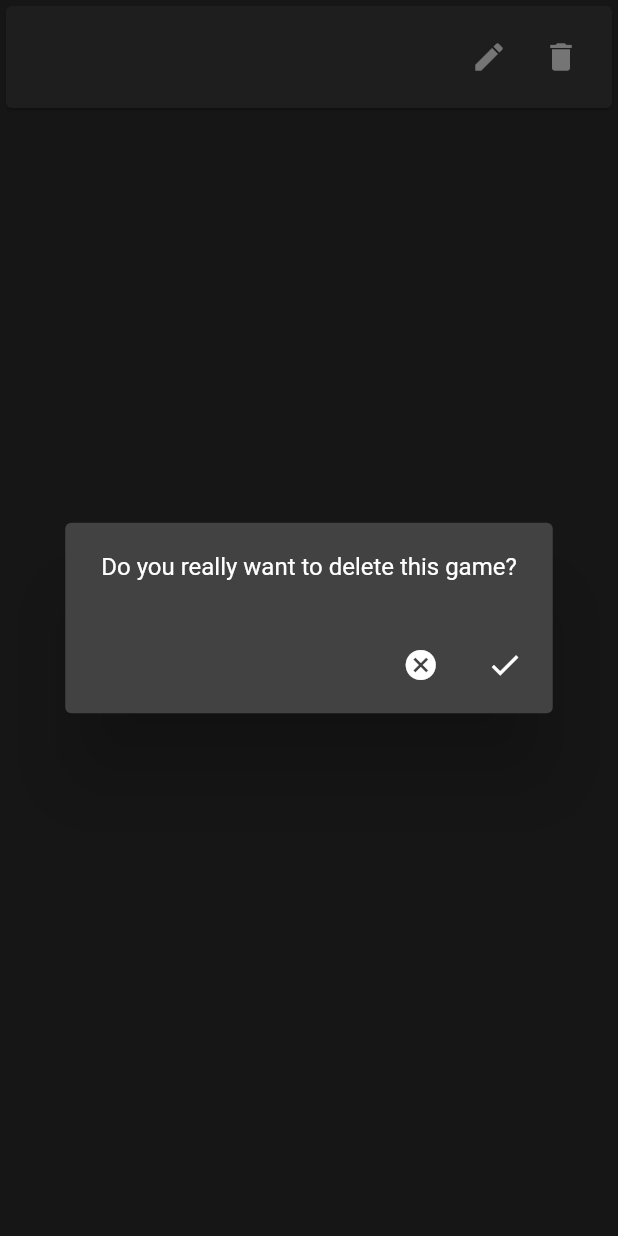
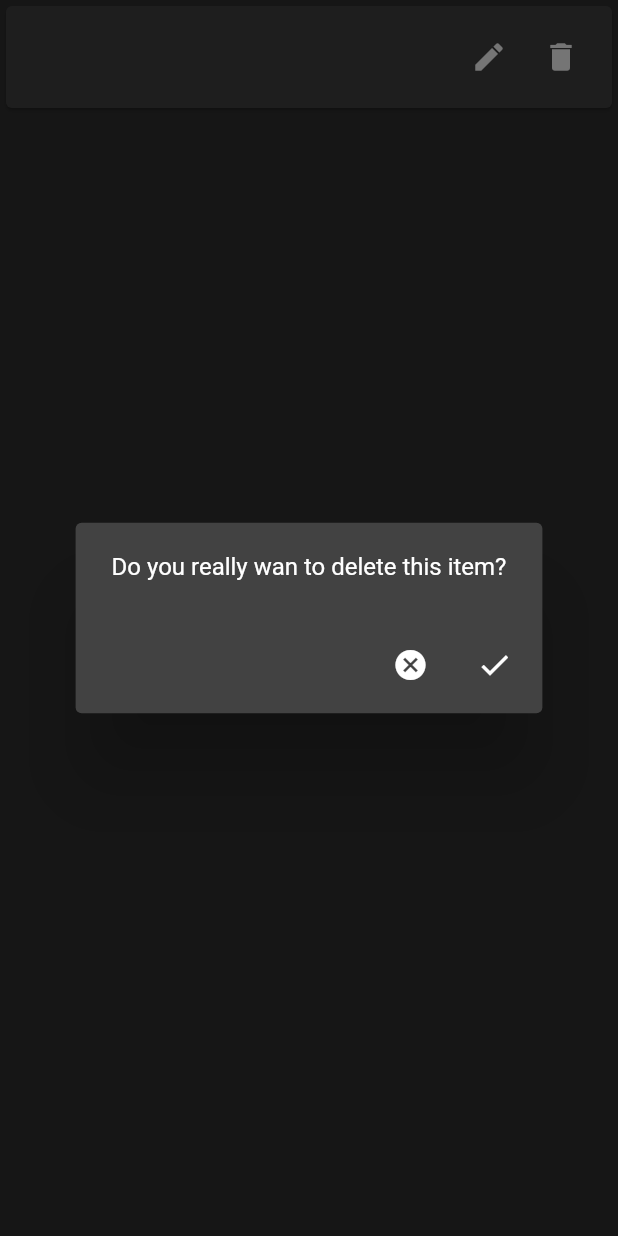
Before and after one commit to A360JMaxxgamer/boardgame_companion, a Flutter app: the GameCard widget shown alone on an empty page, opened directly with empty values, after a tap on the "delete" icon, on a phone screen of 412 x 824 dp. Run offline on Flutter 3.47's test engine with Material 2 defaults, Android fonts, the phone set to English and light mode, and no system bars; our stand-ins replace rxdart, sembast.

Commit message:
extract widget for an item action bar

```diff
--- a/src/boardgame_companion/lib/widgets/game_card.dart
+++ b/src/boardgame_companion/lib/widgets/game_card.dart
@@ -1,7 +1,7 @@
 import 'package:boardgame_companion/model/boardgame.dart';
 import 'package:boardgame_companion/pages/edit-game-page.dart';
 import 'package:boardgame_companion/services/boardgame-bloc.dart';
-import 'package:boardgame_companion/widgets/confirmation_dialog.dart';
+import 'package:boardgame_companion/widgets/item_action_bar.dart';
 import 'package:flutter/material.dart';
 
 import 'bg-card.dart';
@@ -19,40 +19,18 @@ class GameCard extends StatelessWidget {
   @override
   Widget build(BuildContext context) {
     return BgCard(
-      child: Row(
-        mainAxisAlignment: MainAxisAlignment.spaceBetween,
-        children: [
-          Text(game?.name),
-          Row(
-            children: [
-              IconButton(
-                icon: Icon(Icons.edit),
-                onPressed: () => {
-                  Navigator.push(context, MaterialPageRoute(
-                    builder: (context) {
-                      return EditGamePage(
-                        boardgameId: game.id,
-                      );
-                    },
-                  ))
+        child:
+            Row(mainAxisAlignment: MainAxisAlignment.spaceBetween, children: [
+      Text(game?.name),
+      ItemActionBar(
+          onEdit: () => Navigator.push(context, MaterialPageRoute(
+                builder: (context) {
+                  return EditGamePage(
+                    boardgameId: game.id,
+                  );
                 },
-              ),
-              IconButton(
-                icon: Icon(Icons.delete),
-                onPressed: () async {
-                  showDialog(
-                      context: context,
-                      child: ConfirmationDialog(
-                          message:
-                              "Do you really want to delete this game?",
-                          onConfirmed: () =>
-                              bloc.deleteBoardgame(game.id)));
-                },
-              )
-            ],
-          )
-        ],
-      ),
-    );
+              )),
+          onDelete: () => bloc.deleteBoardgame(game.id))
+    ]));
   }
 }
--- /dev/null
+++ b/src/boardgame_companion/lib/widgets/item_action_bar.dart
@@ -0,0 +1,35 @@
+import 'package:boardgame_companion/widgets/confirmation_dialog.dart';
+import 'package:flutter/material.dart';
+
+class ItemActionBar extends StatelessWidget {
+  final VoidCallback onEdit;
+
+  final VoidCallback onDelete;
+
+  const ItemActionBar({Key key, this.onEdit, this.onDelete}) : super(key: key);
+
+  @override
+  Widget build(BuildContext context) {
+    return Row(
+      children: [
+        Visibility(
+            visible: onEdit != null,
+            child: IconButton(
+                icon: Icon(Icons.edit), onPressed: () => onEdit.call())),
+        Visibility(
+          visible: onDelete != null,
+          child: IconButton(
+            icon: Icon(Icons.delete),
+            onPressed: () {
+              showDialog(
+                  context: context,
+                  child: ConfirmationDialog(
+                      message: "Do you really wan to delete this item?",
+                      onConfirmed: () => onDelete.call()));
+            },
+          ),
+        )
+      ],
+    );
+  }
+}
```
Also changed, not shown: src/boardgame_companion/lib/pages/edit-phase-page.dart (+4 -3 lines), src/boardgame_companion/lib/widgets/phases-list.dart (+10 -28 lines).
